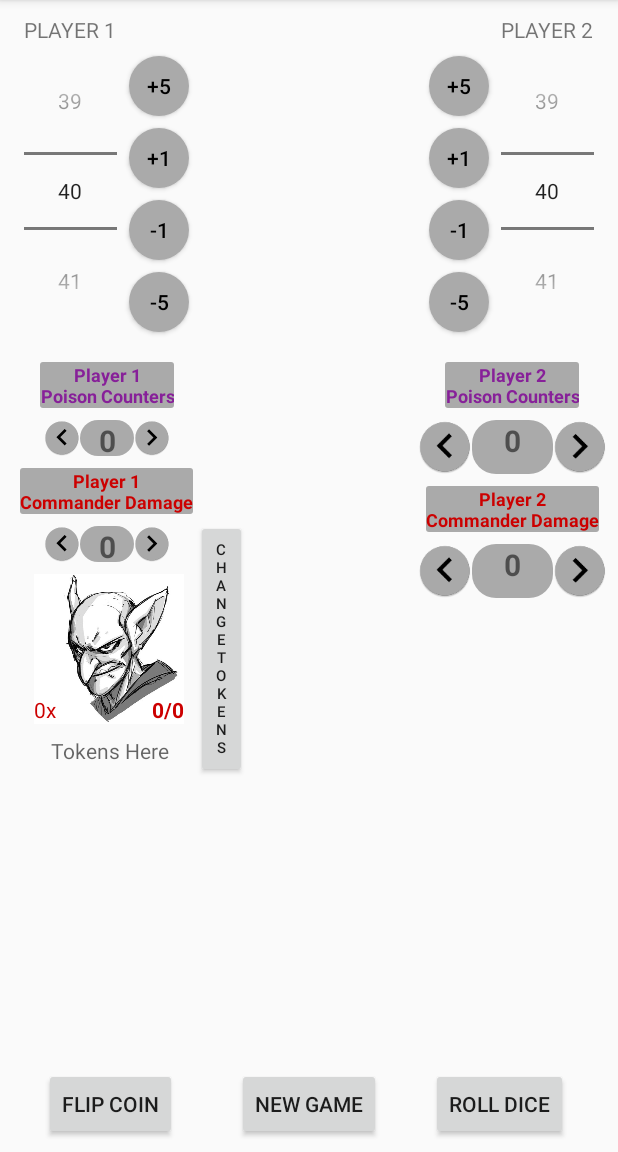
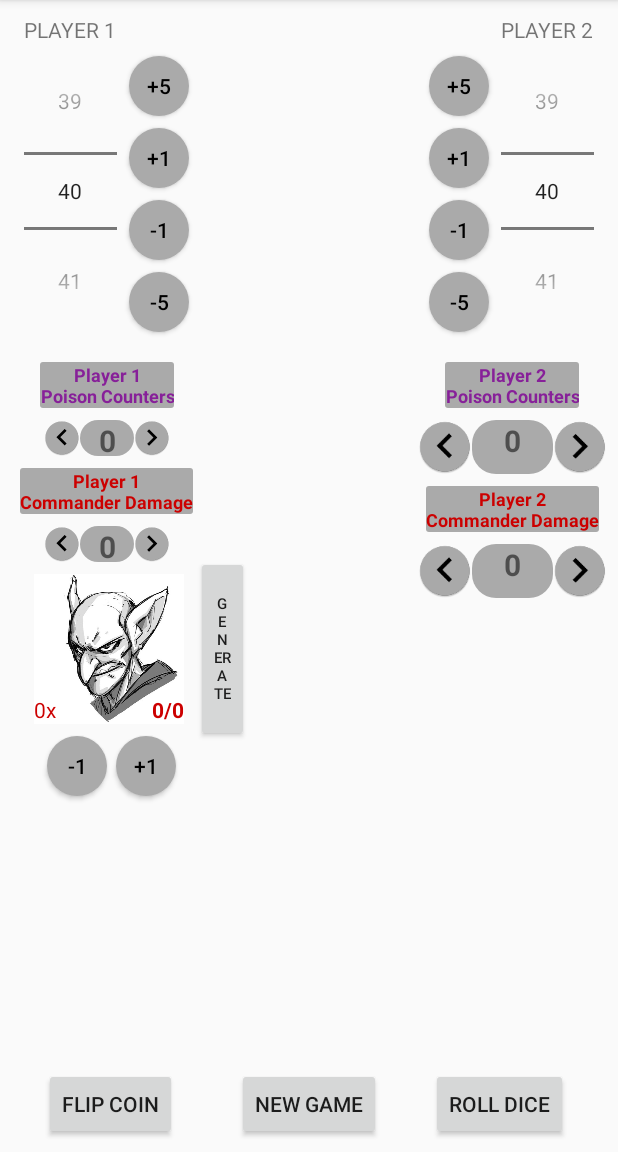
Before and after one commit to adiavishalom/AdisMTGLifeCounter, an Android app: the screen it shows after launch (MainActivity), on a phone screen of 412 x 824 dp, the part 84-1236 px from its top. Run offline under Robolectric (Android 15) with nearby library versions, the phone set to English and light mode, and no system bars.

Commit message:
Token Test

```diff
--- a/app/src/main/java/com/adiavishalom/adismtglifecounter/MainActivity.java
+++ b/app/src/main/java/com/adiavishalom/adismtglifecounter/MainActivity.java
@@ -35,8 +35,8 @@ public class MainActivity
     private TextView player1Poison, player2Poison;
     private ImageView player1CommanderLeft, player1CommanderRight, player2CommanderLeft, player2CommanderRight;
     private TextView player1Commander, player2Commander;
-    private TextView tokenCount, tokenStats, tokenHistory;
-    private Button tokenChange;
+    private TextView tokenCount, tokenStats;
+    private Button tokenChange, tokenOneUp, tokenOneDown;
     private ImageView tokenImage;
     private int tokenCountNumber;
 
@@ -100,10 +100,11 @@ public class MainActivity
         tokenCount = findViewById(R.id.tokenCount);
         tokenCountNumber = 0;
         tokenStats = findViewById(R.id.tokenStats);
-        tokenHistory=findViewById(R.id.tokenHistory);
         tokenChange= findViewById(R.id.tokenChange);
         tokenImage = findViewById(R.id.tokenImage);
         tokenImage.setImageResource(R.drawable.token_goblin);
+        tokenOneUp= findViewById(R.id.tokenOneUp);
+        tokenOneDown=findViewById(R.id.tokenOneDown);
 
 
 
@@ -199,6 +200,22 @@ public class MainActivity
             @Override
             public void onClick(View v) {
                 openTokenOptions();
+            }
+        });
+
+        tokenOneUp.setOnClickListener(new View.OnClickListener() {
+            @Override
+            public void onClick(View v) {
+                tokenCountNumber = CounterCheck(tokenCountNumber+1, 99, 0);
+                tokenCount.setText((tokenCountNumber) + "x");
+            }
+        });
+
+        tokenOneDown.setOnClickListener(new View.OnClickListener() {
+            @Override
+            public void onClick(View v) {
+                tokenCountNumber = CounterCheck(tokenCountNumber-1, 99, 0);
+                tokenCount.setText((tokenCountNumber) + "x");
             }
         });
         //PLAYER 1 BUTTONS END
@@ -343,17 +360,18 @@ public class MainActivity
     @Override
     public void applyGenerate(int amount, int power, int toughness)
     {
-        int gained = amount-tokenCountNumber;
-        if (tokenCountNumber<amount)
-        {
-            tokenHistory.setText("You gained " + gained + " tokens");
-        }
-        if (tokenCountNumber>amount)
-        {
-            tokenHistory.setText("You lost " + gained + " tokens");
-        }
+//        int gained = amount-tokenCountNumber;
+//        if (tokenCountNumber<amount)
+//        {
+//            tokenHistory.setText("You gained " + gained + " tokens");
+//        }
+//        if (tokenCountNumber>amount)
+//        {
+//            tokenHistory.setText("You lost " + gained + " tokens");
+//        }
         tokenStats.setText(power+"/"+toughness);
         tokenCount.setText(amount + "x");
+        tokenCountNumber = amount;
 
 //        textViewTokens.setText("You have, " + power + "/" + toughness + " tokens x" + amount);
     }
--- a/app/src/main/res/layout/activity_main.xml
+++ b/app/src/main/res/layout/activity_main.xml
@@ -135,6 +135,18 @@
         app:layout_constraintTop_toBottomOf="@+id/player1FiveUp" />
 
     <Button
+        android:id="@+id/tokenOneUp"
+        android:layout_width="40dp"
+        android:layout_height="40dp"
+        android:layout_marginTop="8dp"
+        android:layout_marginEnd="5dp"
+        android:background="@drawable/circle_button"
+        android:text="+1"
+        android:textColor="@color/button_fade"
+        app:layout_constraintEnd_toEndOf="@+id/tokenImage"
+        app:layout_constraintTop_toBottomOf="@+id/tokenImage" />
+
+    <Button
         android:id="@+id/player1OneDown"
         android:layout_width="40dp"
         android:layout_height="40dp"
@@ -145,6 +157,20 @@
         android:textColor="@color/button_fade"
         app:layout_constraintStart_toEndOf="@+id/player1life"
         app:layout_constraintTop_toBottomOf="@+id/player1OneUp" />
+
+    <Button
+        android:id="@+id/tokenOneDown"
+        android:layout_width="40dp"
+        android:layout_height="40dp"
+        android:layout_marginStart="8dp"
+        android:layout_marginTop="8dp"
+        android:layout_marginEnd="5dp"
+        android:background="@drawable/circle_button"
+        android:text="-1"
+        android:textColor="@color/button_fade"
+        app:layout_constraintEnd_toStartOf="@+id/tokenOneUp"
+        app:layout_constraintStart_toStartOf="@+id/tokenImage"
+        app:layout_constraintTop_toBottomOf="@+id/tokenImage" />
 
     <ImageView
         android:id="@+id/player1PoisonLeft"
@@ -406,23 +432,12 @@
         app:layout_constraintBottom_toBottomOf="@+id/tokenImage"
         app:layout_constraintStart_toStartOf="@+id/tokenImage" />
 
-    <TextView
-        android:id="@+id/tokenHistory"
-        android:layout_width="0dp"
-        android:layout_height="wrap_content"
-        android:layout_marginTop="8dp"
-        android:hint="Tokens Here"
-        android:textAlignment="center"
-        app:layout_constraintEnd_toEndOf="@+id/tokenImage"
-        app:layout_constraintStart_toStartOf="@+id/tokenImage"
-        app:layout_constraintTop_toBottomOf="@+id/tokenImage" />
-
     <Button
         android:id="@+id/tokenChange"
-        android:layout_width="34dp"
-        android:layout_height="172dp"
+        android:layout_width="35dp"
+        android:layout_height="124dp"
         android:layout_marginStart="8dp"
-        android:text="Change Tokens"
+        android:text="Generate"
         android:textSize="10sp"
         app:layout_constraintBottom_toBottomOf="@+id/tokenImage"
         app:layout_constraintStart_toEndOf="@+id/tokenImage"
```
